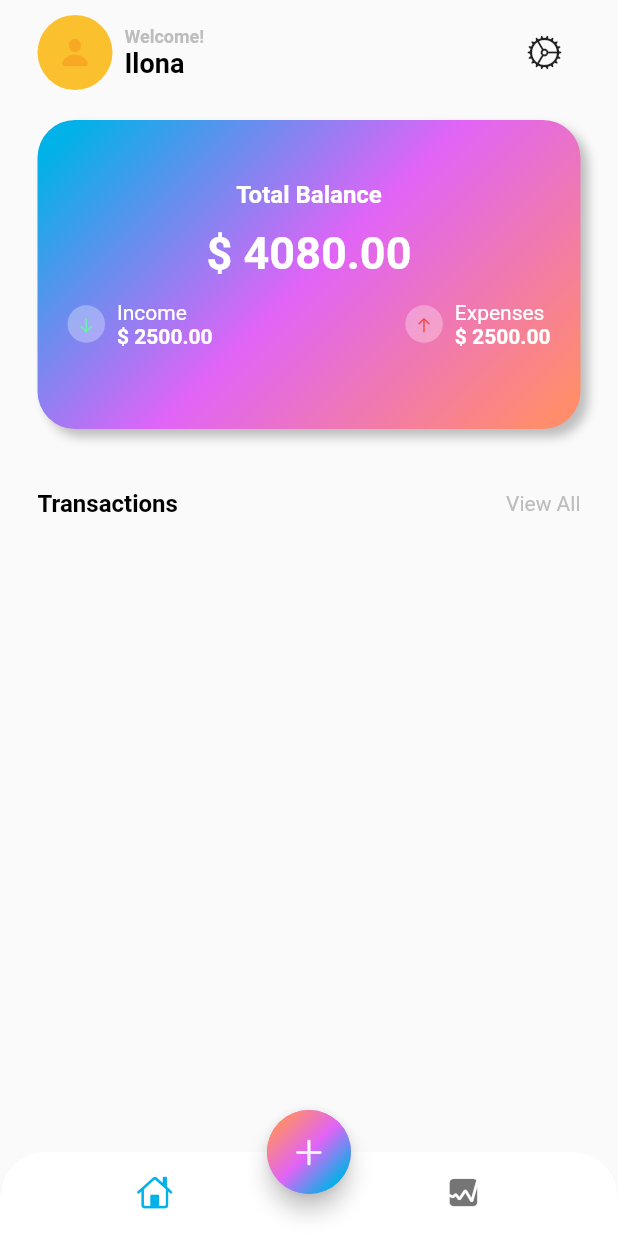
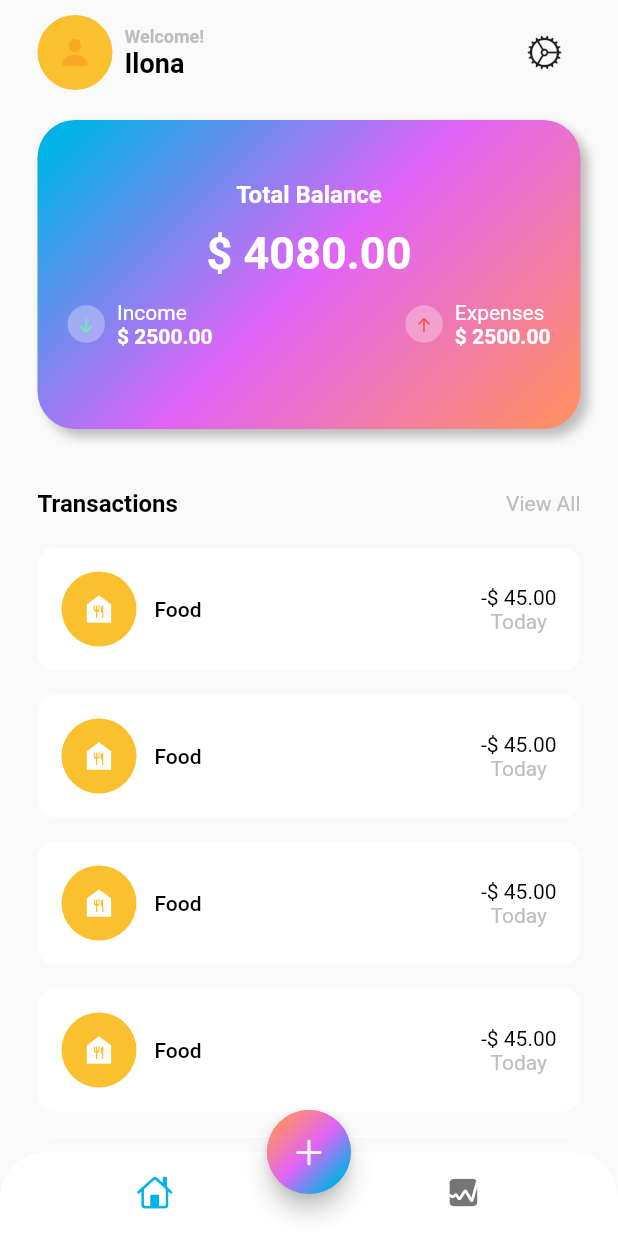
Before and after one commit to lisisisan/expense_tracker_app, a Flutter app: the screen it shows after launch, on a phone screen of 412 x 824 dp. Run offline on Flutter 3.47's test engine with Material 2 defaults, Android fonts, the phone set to English and light mode, and no system bars.

Commit message:
feat: add list items ui into main screen

```diff
--- a/lib/screens/home/views/main_screen.dart
+++ b/lib/screens/home/views/main_screen.dart
@@ -9,9 +9,9 @@ class MainScreen extends StatelessWidget {
   @override
   Widget build(BuildContext context) {
     return Padding(
-        padding: const EdgeInsets.symmetric(horizontal: 25.0, vertical: 10),
-        child: SafeArea(
-            child: Column(
+      padding: const EdgeInsets.symmetric(horizontal: 25.0, vertical: 10),
+      child: SafeArea(
+        child: Column(
           children: [
             Row(
               mainAxisAlignment: MainAxisAlignment.spaceBetween,
@@ -199,7 +199,84 @@ class MainScreen extends StatelessWidget {
                 ),
               ],
             ),
+            const SizedBox(height: 20),
+            Expanded(
+              child: ListView.builder(
+                  itemCount: 6,
+                  itemBuilder: (context, int index) {
+                    return Padding(
+                      padding: const EdgeInsets.only(bottom: 16.0),
+                      child: Container(
+                        decoration: BoxDecoration(
+                          color: Colors.white,
+                          borderRadius: BorderRadius.circular(12),
+                        ),
+                        child: Padding(
+                          padding: const EdgeInsets.all(16.0),
+                          child: Row(
+                            mainAxisAlignment: MainAxisAlignment.spaceBetween,
+                            children: [
+                              Row(children: [
+                                Stack(
+                                  alignment: Alignment.center,
+                                  children: [
+                                    Container(
+                                      width: 50,
+                                      height: 50,
+                                      decoration: BoxDecoration(
+                                        color: Colors.yellow[700],
+                                        shape: BoxShape.circle,
+                                      ),
+                                    ),
+                                    const Icon(
+                                      Icons.food_bank,
+                                      color: Colors.white,
+                                    )
+                                  ],
+                                ),
+                                const SizedBox(width: 12),
+                                Text(
+                                  'Food',
+                                  style: TextStyle(
+                                      fontSize: 14,
+                                      color: Theme.of(context)
+                                          .colorScheme
+                                          .onBackground,
+                                      fontWeight: FontWeight.w500),
+                                ),
+                              ]),
+                              Column(
+                                children: [
+                                  Text(
+                                    '-\$ 45.00',
+                                    style: TextStyle(
+                                        fontSize: 14,
+                                        color: Theme.of(context)
+                                            .colorScheme
+                                            .onBackground,
+                                        fontWeight: FontWeight.w400),
+                                  ),
+                                  Text(
+                                    'Today',
+                                    style: TextStyle(
+                                        fontSize: 14,
+                                        color: Theme.of(context)
+                                            .colorScheme
+                                            .outline,
+                                        fontWeight: FontWeight.w400),
+                                  ),
+                                ],
+                              ),
+                            ],
+                          ),
+                        ),
+                      ),
+                    );
+                  }),
+            ),
           ],
-        )));
+        ),
+      ),
+    );
   }
 }
```
